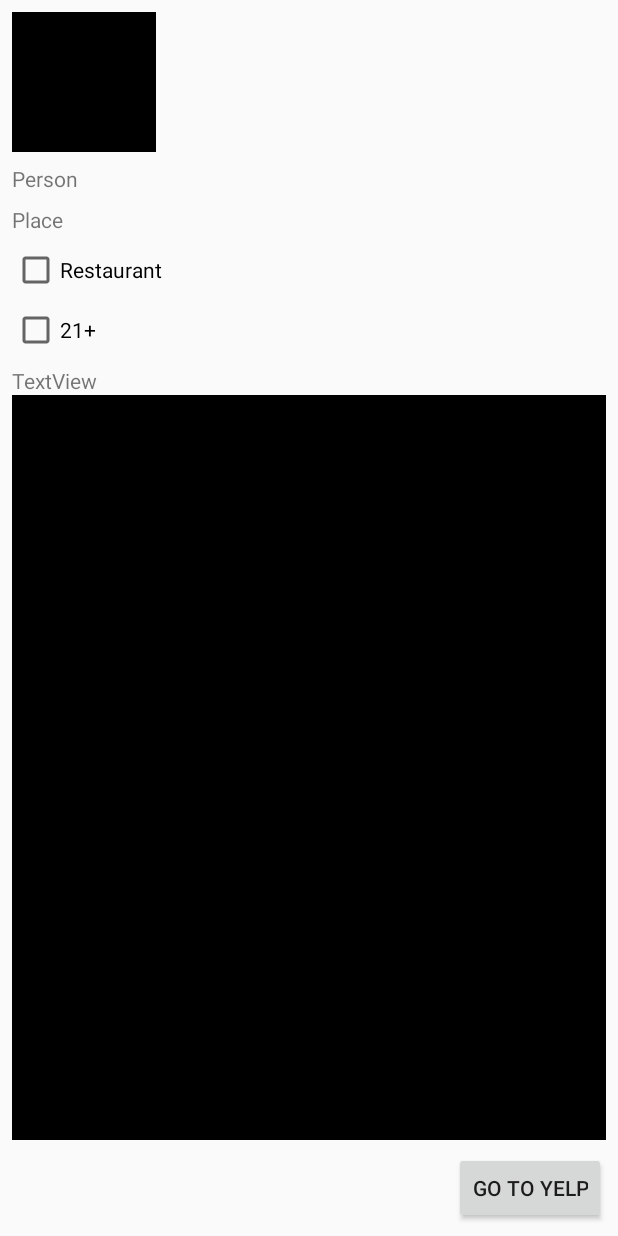
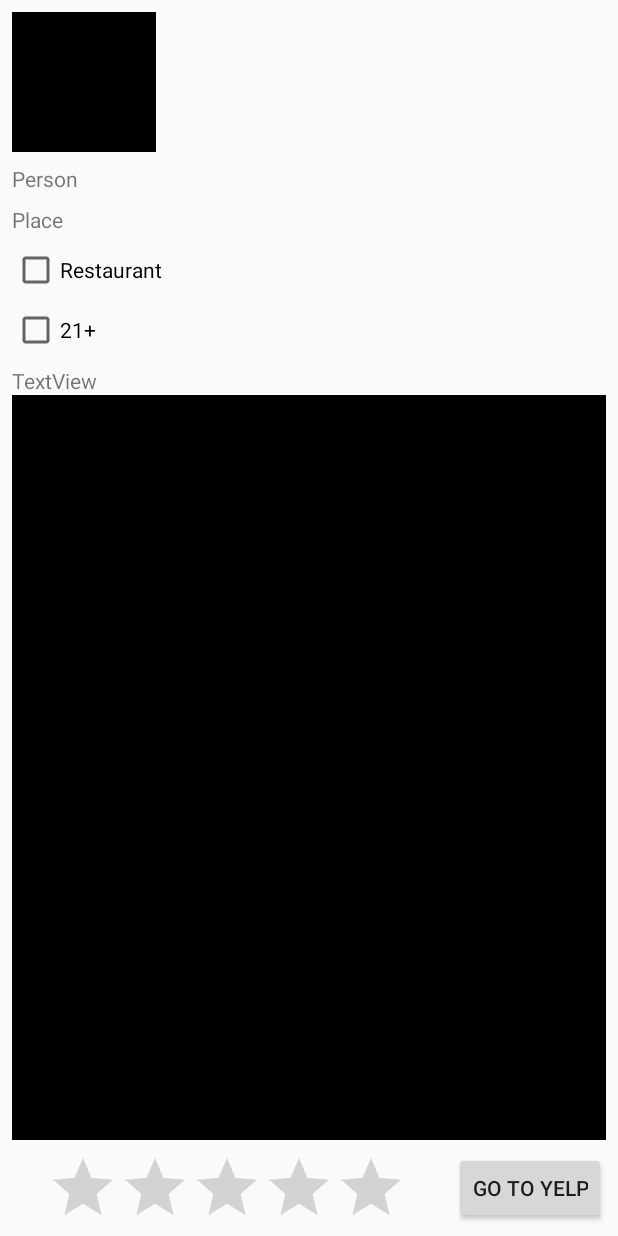
Before and after one commit to arnauds-squadron/team_project, an Android app: the HomeDetailsActivity screen opened directly, with no data from a screen before it, on a phone screen of 412 x 824 dp. Run offline under Robolectric (Android 15) with nearby library versions, the phone set to English and light mode, and no system bars; our stand-ins replace ButterKnife; libraries missing offline, so code that uses them is left out: com.parse, org.parceler; plain views replace ParseImageView; pictures from the network do not load; 9 statements that could not run were skipped.

Commit message:
Yelp rating bar in Home Details.

```diff
--- a/app/src/main/java/com/arnauds_squadron/eatup/home/HomeDetailsActivity.java
+++ b/app/src/main/java/com/arnauds_squadron/eatup/home/HomeDetailsActivity.java
@@ -9,9 +9,11 @@ import android.view.View;
 import android.widget.Button;
 import android.widget.CheckBox;
 import android.widget.ImageView;
+import android.widget.RatingBar;
 import android.widget.TextView;
 
 import com.arnauds_squadron.eatup.R;
+import com.arnauds_squadron.eatup.models.Business;
 import com.arnauds_squadron.eatup.models.Event;
 import com.arnauds_squadron.eatup.profile.ProfileActivity;
 import com.arnauds_squadron.eatup.yelp_api.YelpApiResponse;
@@ -24,6 +26,7 @@ import com.parse.ParseImageView;
 import com.parse.ParseUser;
 
 import org.jetbrains.annotations.NotNull;
+import org.json.JSONException;
 import org.parceler.Parcels;
 
 import java.io.IOException;
@@ -44,6 +47,8 @@ public class HomeDetailsActivity extends AppCompatActivity {
 
     Context context;
     Event event;
+    @BindView(R.id.rbYelp)
+    RatingBar rbYelp;
     @BindView(R.id.ivProfile)
     ParseImageView ivProfile;
     @BindView(R.id.cbRestaurant)
@@ -74,7 +79,12 @@ public class HomeDetailsActivity extends AppCompatActivity {
         context = getApplicationContext();
         //call the HomeDetailsActivity.apiAuth to get the Authorization and return a service for the ApiResponse
         // if we have a response, then get the specific information defined in the Business Class
-        Call<YelpApiResponse> meetUp = YelpData.retrofit(context).getLocation(event.getAddress().getLatitude(), event.getAddress().getLongitude(), event.getCuisine(), 15);
+        Call<YelpApiResponse> meetUp = null;
+        try {
+            meetUp = YelpData.retrofit(context).getLocation(event.getAddress().getLatitude(), event.getAddress().getLongitude(), event.getTags().getString(0));
+        } catch (JSONException e) {
+            e.printStackTrace();
+        }
 
         meetUp.enqueue(new Callback<YelpApiResponse>() {
             @Override
@@ -83,8 +93,9 @@ public class HomeDetailsActivity extends AppCompatActivity {
 
                     YelpApiResponse yelpApiResponse = response.body();
                     if (yelpApiResponse != null) {
-                        tvYelp.setText(yelpApiResponse.businessList.get(0).name);
-                        final String url = yelpApiResponse.businessList.get(0).url;
+                        Business restaurant = yelpApiResponse.businessList.get(0);
+                        tvYelp.setText(restaurant.name);
+                        final String url = restaurant.url;
                         btnLink.setOnClickListener(new View.OnClickListener() {
                             @Override
                             public void onClick(View v) {
@@ -95,8 +106,9 @@ public class HomeDetailsActivity extends AppCompatActivity {
                             }
                         });
                         Glide.with(HomeDetailsActivity.this)
-                                .load(yelpApiResponse.businessList.get(0).imageUrl)
+                                .load(restaurant.imageUrl)
                                 .into(ivImage);
+                        rbYelp.setRating(restaurant.rating);
                     }
                 }
             }
--- a/app/src/main/java/com/arnauds_squadron/eatup/models/Business.java
+++ b/app/src/main/java/com/arnauds_squadron/eatup/models/Business.java
@@ -16,6 +16,6 @@ public class Business {
     public String url;
     @SerializedName("rating")
     @Expose
-    public String rating;
+    public Float rating;
 
 }
--- a/app/src/main/java/com/arnauds_squadron/eatup/profile/ProfileFragment.java
+++ b/app/src/main/java/com/arnauds_squadron/eatup/profile/ProfileFragment.java
@@ -107,7 +107,7 @@ public class ProfileFragment extends Fragment {
         else {
             ratingBar.setRating(NO_RATING);
         }
-        tvRatings.setText(String.format(Locale.getDefault(),"(%s)", numRatings.toString()));
+//        tvRatings.setText(String.format(Locale.getDefault(),"(%s)", numRatings.toString()));
 
         // load user profileImage
         ParseFile profileImage = user.getParseFile(KEY_PROFILE_PICTURE);
--- a/app/src/main/java/com/arnauds_squadron/eatup/yelp_api/YelpService.java
+++ b/app/src/main/java/com/arnauds_squadron/eatup/yelp_api/YelpService.java
@@ -11,7 +11,7 @@ import retrofit2.http.Query;
 public interface YelpService {
     //the endpoint businesses/search? and you must query all of the necessary attributes for the call to work
     @GET("businesses/search?")
-    Call<YelpApiResponse> getLocation(@Query("latitude") Double latitude, @Query("longitude") Double longitude, @Query("terms") String cuisine, @Query("radius") int radius);
+    Call<YelpApiResponse> getLocation(@Query("latitude") Double latitude, @Query("longitude") Double longitude, @Query("terms") String cuisine);
 
     // categories autocomplete endpoint
     @GET("autocomplete")
--- a/app/src/main/res/layout/activity_home_details.xml
+++ b/app/src/main/res/layout/activity_home_details.xml
@@ -143,4 +143,19 @@
         app:layout_constraintBottom_toBottomOf="parent"
         app:layout_constraintEnd_toEndOf="parent" />
 
+    <RatingBar
+        android:id="@+id/rbYelp"
+        android:layout_width="wrap_content"
+        android:layout_height="0dp"
+        android:layout_marginStart="8dp"
+        android:layout_marginLeft="8dp"
+        android:layout_marginTop="8dp"
+        android:layout_marginEnd="8dp"
+        android:layout_marginRight="8dp"
+        android:layout_marginBottom="8dp"
+        app:layout_constraintBottom_toBottomOf="parent"
+        app:layout_constraintEnd_toStartOf="@+id/btnLink"
+        app:layout_constraintStart_toStartOf="parent"
+        app:layout_constraintTop_toBottomOf="@+id/ivImage" />
+
 </android.support.constraint.ConstraintLayout>
```
Also changed, not shown: app/src/main/java/com/arnauds_squadron/eatup/home/HomeAdapter.java (+0 -23 lines).
